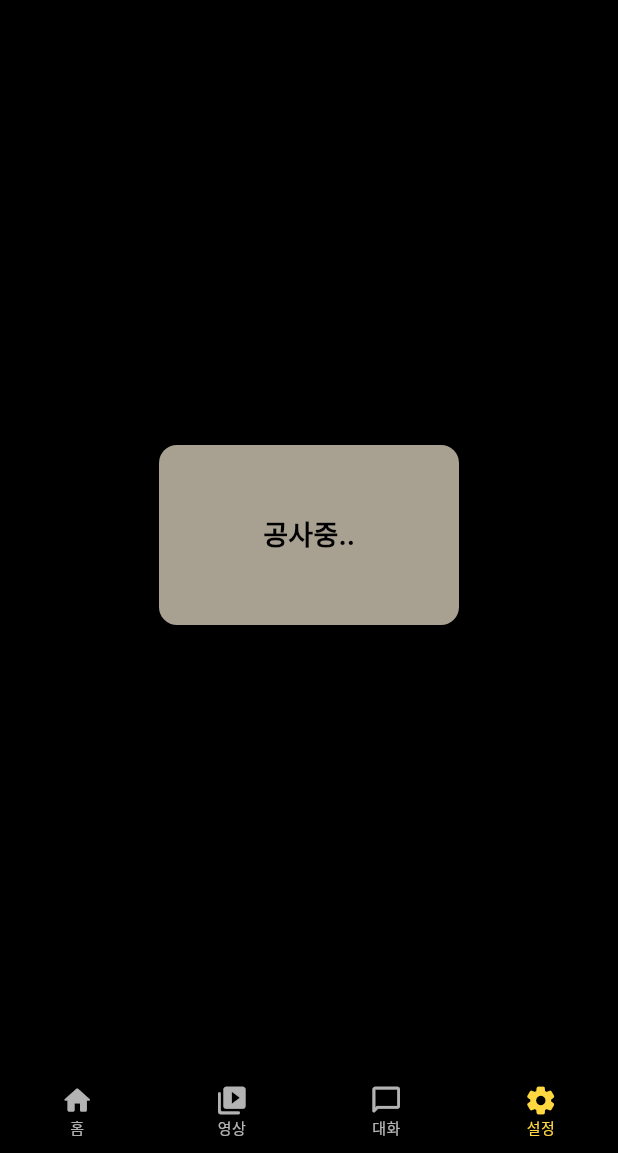
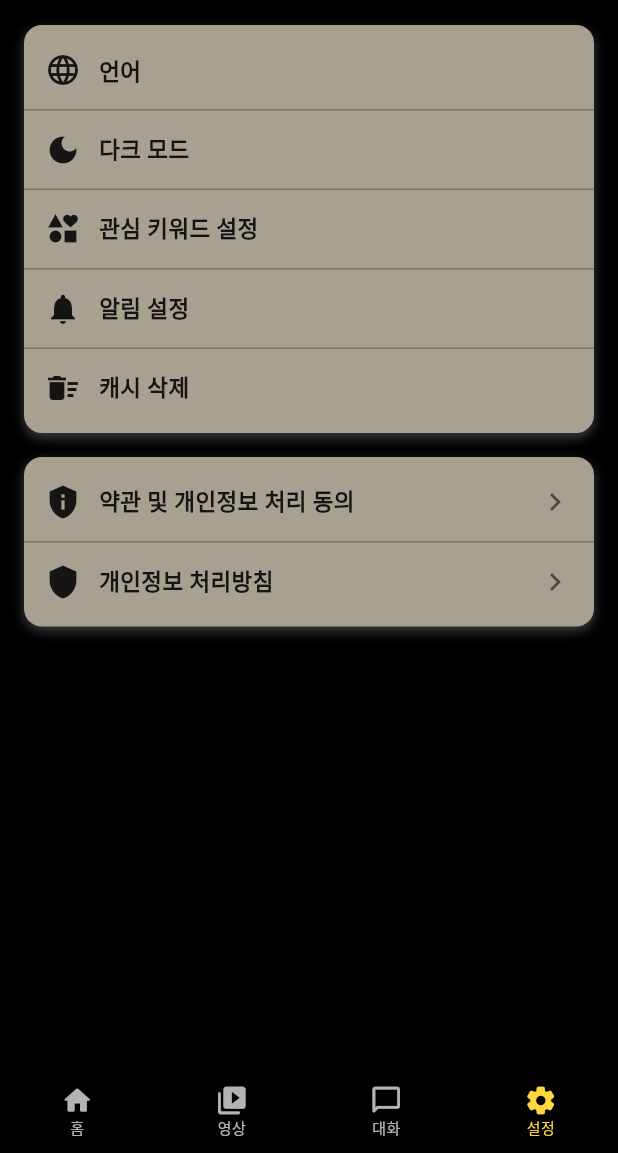
Before and after one commit to EternalTalk-kw/e-frontend, a Flutter app: the SettingsScreen screen opened by its route, on a phone screen of 412 x 824 dp, the part 83-1236 px from its top. Run offline on Flutter 3.47's test engine with Material 3 defaults, Android fonts, the phone set to English and light mode, and no system bars; our stand-ins replace dio, file_picker, flutter_riverpod, flutter_secure_storage, go_router, image_picker; accounts and stored records are empty.

Commit message:
세팅창 구성 완료

```diff
--- a/lib/ui/screens/settings_screen.dart
+++ b/lib/ui/screens/settings_screen.dart
@@ -1,3 +1,4 @@
+// lib/screens/settings_screen.dart
 import 'package:flutter/material.dart';
 import 'package:go_router/go_router.dart';
 
@@ -19,29 +20,41 @@ class SettingsScreen extends StatelessWidget {
           ],
         ),
       ),
-      body: Center(
-        child: Container(
-          padding: const EdgeInsets.all(20),
-          width: 200,
-          height: 120,
-          decoration: BoxDecoration(
-            color: const Color(0xFFA8A090),
-            borderRadius: BorderRadius.circular(12),
-          ),
-          child: const Center(
-            child: Text(
-              '공사중..',
-              style: TextStyle(
-                color: Colors.black,
-                fontSize: 18,
-                fontWeight: FontWeight.w600,
-              ),
-            ),
-          ),
+
+      // ───────────────── Body: 라운드 박스 2개 ─────────────────
+      body: SingleChildScrollView(
+        padding: const EdgeInsets.all(16),
+        child: Column(
+          children: [
+            _buildSectionCard([
+              _buildSettingItem(Icons.language, '언어'),
+              _buildSettingItem(Icons.dark_mode, '다크 모드'),
+              _buildSettingItem(Icons.interests, '관심 키워드 설정'),
+              _buildSettingItem(Icons.notifications, '알림 설정'),
+              _buildSettingItem(Icons.delete_sweep, '캐시 삭제'),
+            ]),
+
+            const SizedBox(height: 16),
+
+            _buildSectionCard([
+              _buildSettingItem(Icons.privacy_tip, '약관 및 개인정보 처리 동의', () {
+                _showDialog(context, '약관 및 개인정보 처리 동의', '''
+앱을 이용함으로써 사용자님은 본 서비스의 이용약관 및 개인정보 수집·이용에 동의하게 됩니다. 수집된 정보는 더 나은 서비스 제공을 위해 활용됩니다.
+자세한 사항은 고객센터 또는 홈페이지를 참고해주세요.
+''');
+              }),
+              _buildSettingItem(Icons.shield, '개인정보 처리방침', () {
+                _showDialog(context, '개인정보 처리방침', '''
+우리는 사용자 개인정보를 소중히 보호하며, 수집한 정보는 오직 서비스 제공 목적에 한해서만 사용됩니다.
+본 방침은 관련 법령에 따라 변경될 수 있으며, 최신 내용은 앱 내에서 확인 가능합니다.
+''');
+              }),
+            ]),
+          ],
         ),
       ),
 
-      // 하단 네비게이션 바
+      // ───────────────── Bottom Navigation (그대로) ─────────────────
       bottomNavigationBar: BottomNavigationBar(
         type: BottomNavigationBarType.fixed,
         backgroundColor: Colors.black,
@@ -78,4 +91,89 @@ class SettingsScreen extends StatelessWidget {
       ),
     );
   }
+
+  // ───────────────── Helpers ─────────────────
+
+  // 라운드 박스 컨테이너
+  Widget _buildSectionCard(List<Widget> children) {
+    return Container(
+      width: double.infinity,
+      padding: const EdgeInsets.symmetric(vertical: 4),
+      decoration: BoxDecoration(
+        color: const Color(0xFFA8A090),
+        borderRadius: BorderRadius.circular(12),
+        boxShadow: const [
+          BoxShadow(
+            color: Colors.white24, // 밝은 그림자
+            blurRadius: 6,
+            offset: Offset(0, 3),
+          ),
+        ],
+      ),
+      child: Column(
+        children: [
+          for (int i = 0; i < children.length; i++) ...[
+            children[i],
+            if (i != children.length - 1)
+              const Divider(height: 1, thickness: 1, color: Colors.black26),
+          ],
+        ],
+      ),
+    );
+  }
+
+  // 개별 설정 아이템 (리플 포함)
+  Widget _buildSettingItem(IconData icon, String title, [VoidCallback? onTap]) {
+    return Material(
+      color: Colors.transparent,
+      child: InkWell(
+        onTap: onTap,
+        child: Padding(
+          padding: const EdgeInsets.symmetric(horizontal: 14, vertical: 14),
+          child: Row(
+            children: [
+              Icon(icon, color: Colors.black87),
+              const SizedBox(width: 12),
+              Expanded(
+                child: Text(
+                  title,
+                  style: const TextStyle(
+                    color: Colors.black87,
+                    fontSize: 15,
+                    fontWeight: FontWeight.w600,
+                  ),
+                ),
+              ),
+              if (onTap != null)
+                const Icon(Icons.chevron_right, color: Colors.black54),
+            ],
+          ),
+        ),
+      ),
+    );
+  }
+
+  // 다이얼로그
+  static void _showDialog(BuildContext context, String title, String body) {
+    showDialog<void>(
+      context: context,
+      builder: (_) => AlertDialog(
+        backgroundColor: const Color(0xFF1B1B1B),
+        title: Text(
+          title,
+          style: const TextStyle(color: Colors.white),
+        ),
+        content: Text(
+          body,
+          style: const TextStyle(color: Colors.white70, height: 1.4),
+        ),
+        actions: [
+          TextButton(
+            onPressed: () => Navigator.of(context).pop(),
+            child: const Text('확인'),
+          ),
+        ],
+      ),
+    );
+  }
 }
```
